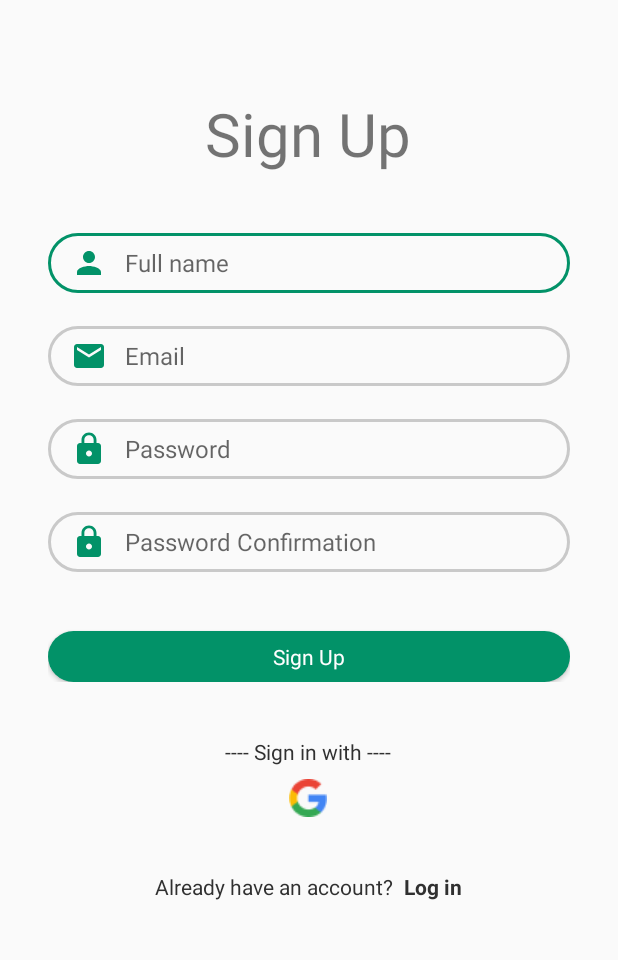
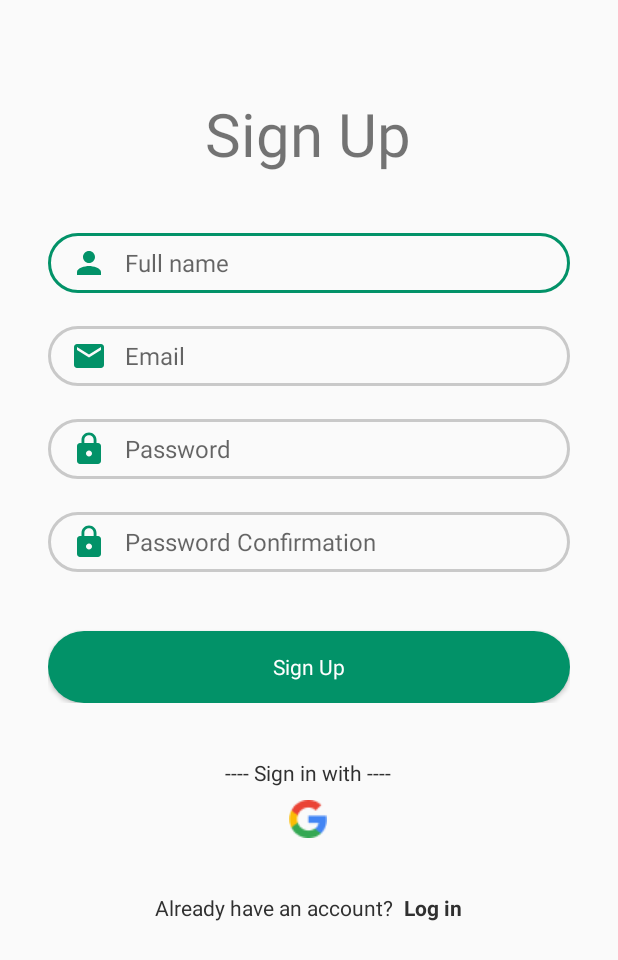
Before and after one commit to alpian-12/restaurant-recommendation, an Android app: the screen it shows after launch (SignUpActivity), on a phone screen of 412 x 824 dp. Shown: the top 960 px of the screen. Run offline under Robolectric (Android 15) with nearby library versions, the phone set to English and light mode, and no system bars; Roboto replaces fonts that are not available here.

Commit message:
nambah tema

```diff
--- a/app/src/main/res/layout/activity_login.xml
+++ b/app/src/main/res/layout/activity_login.xml
@@ -51,8 +51,6 @@
         <Button
             style="@style/button_green"
             android:id="@+id/btn_login"
-            android:layout_width="match_parent"
-            android:layout_height="wrap_content"
             android:layout_marginTop="39dp"
             android:text="@string/log_in"
             />
--- a/app/src/main/res/layout/activity_sign_up.xml
+++ b/app/src/main/res/layout/activity_sign_up.xml
@@ -72,13 +72,8 @@
         <Button
             style="@style/button_green"
             android:id="@+id/btn_signup"
-            android:layout_width="match_parent"
-            android:layout_height="34dp"
             android:layout_marginTop="39dp"
-            android:padding="0dp"
             android:text="@string/sign_up" />
-
-
     </LinearLayout>
 
 
--- a/app/src/main/res/values/themes.xml
+++ b/app/src/main/res/values/themes.xml
@@ -118,6 +118,8 @@
         <item name="android:textAppearance">@style/button_tab</item>
         <item name="android:background">@drawable/btn_login_signup</item>
         <item name="android:textColor">@color/white</item>
+        <item name="android:layout_height">wrap_content</item>
+        <item name="android:layout_width">match_parent</item>
     </style>
 
     <style name="button_white" parent="Widget.AppCompat.Button">
```
